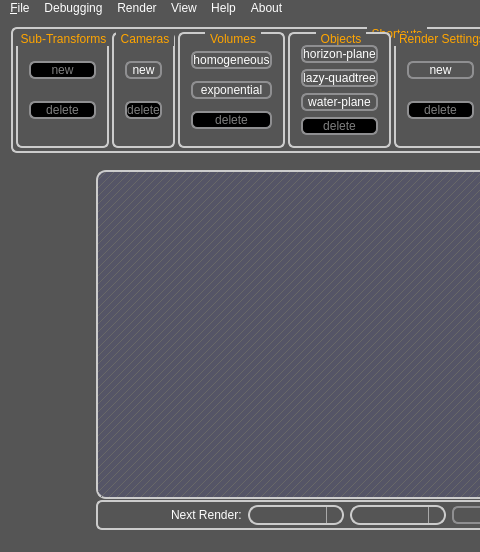
This is src/qt-frontend/SimplexGui/mainwindow.ui in phresnel/picogen as Qt 5 draws it before an edit; both pictures show x 0 to 480 and y 0 to 552 of the 790 by 552 pixel window. The edited form follows.
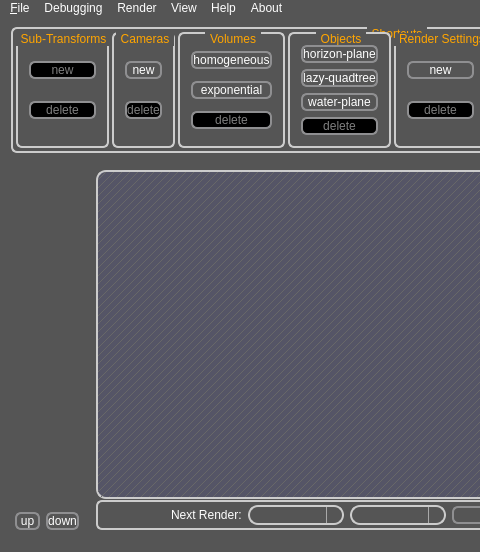
This is the edited form. Icons and pictures are not drawn. Custom widgets are drawn as their Qt base class.

Commit message: SimplexGui: move node up/down, but unstable right now

Patch:
```diff
--- a/src/qt-frontend/SimplexGui/mainwindow.ui
+++ b/src/qt-frontend/SimplexGui/mainwindow.ui
@@ -458,7 +458,7 @@
        <enum>Qt::Horizontal</enum>
       </property>
       <widget class="QWidget" name="layoutWidget">
-       <layout class="QHBoxLayout" name="horizontalLayout_3">
+       <layout class="QVBoxLayout" name="verticalLayout_7">
         <property name="leftMargin">
          <number>4</number>
         </property>
@@ -484,6 +484,24 @@
           </property>
          </widget>
         </item>
+        <item>
+         <layout class="QHBoxLayout" name="horizontalLayout_3">
+          <item>
+           <widget class="QPushButton" name="moveUpButton">
+            <property name="text">
+             <string>up</string>
+            </property>
+           </widget>
+          </item>
+          <item>
+           <widget class="QPushButton" name="moveDownButton">
+            <property name="text">
+             <string>down</string>
+            </property>
+           </widget>
+          </item>
+         </layout>
+        </item>
        </layout>
       </widget>
       <widget class="QWidget" name="verticalLayoutWidget">
```
The commit also changes 2 other files.
